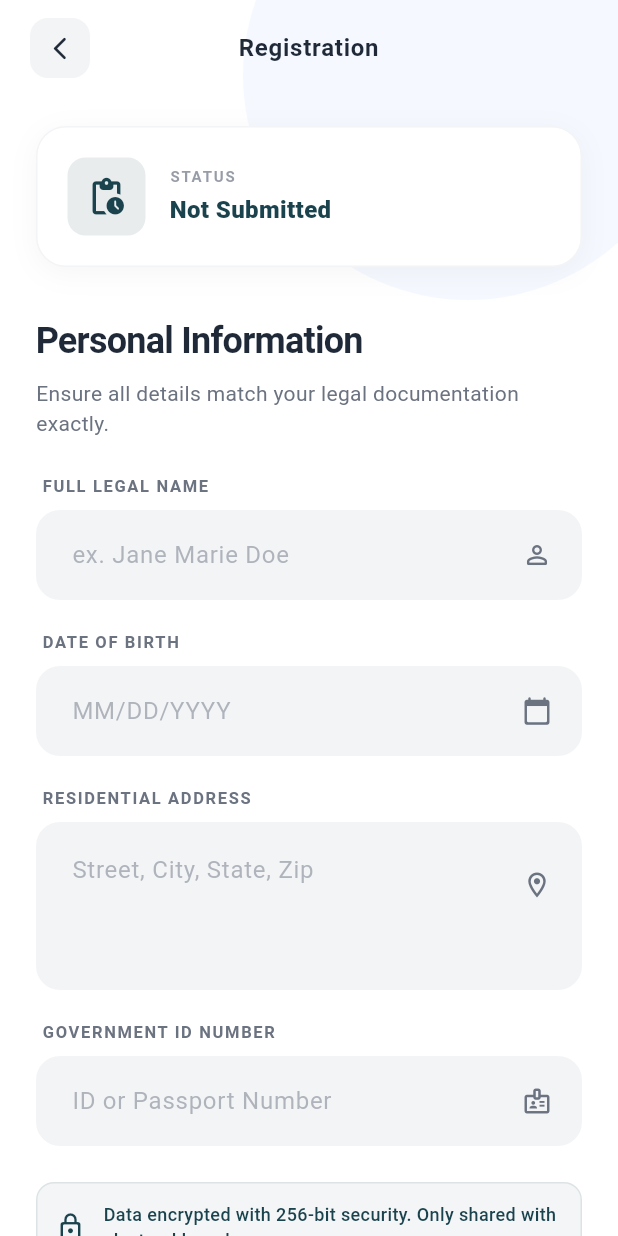
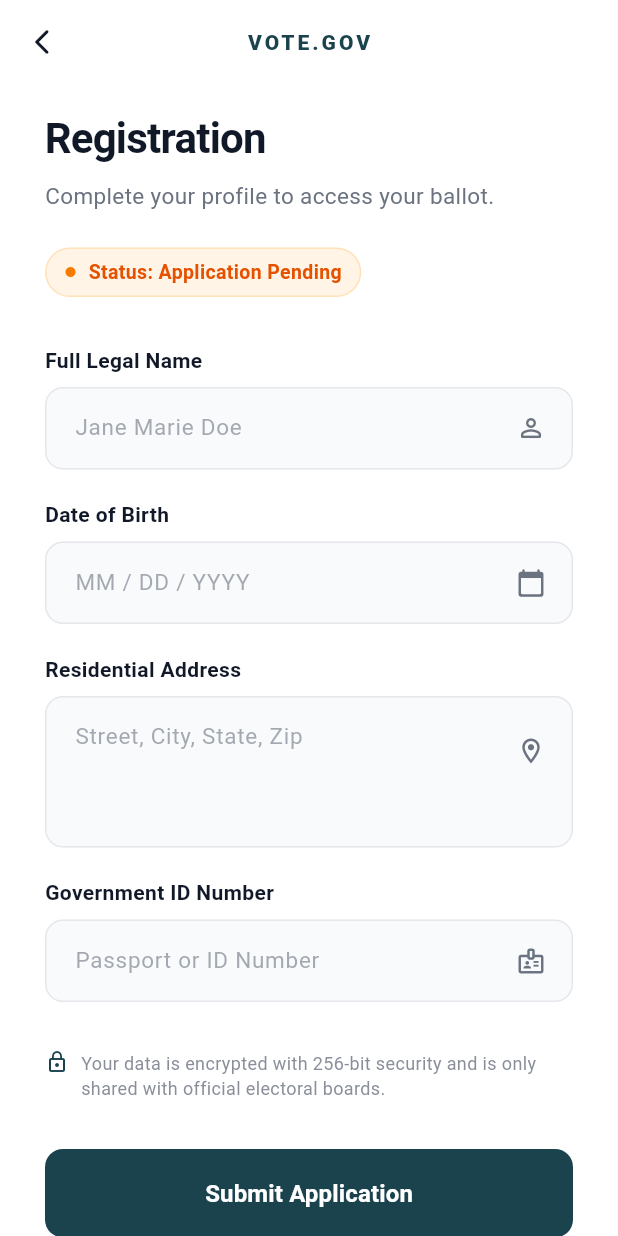
Before and after one commit to Votum-SecurVote/Votum-admin, a Flutter app: the VoterRegistrationScreen screen opened by its route, on a phone screen of 412 x 824 dp. Run offline on Flutter 3.47's test engine with Material 3 defaults, Android fonts, the phone set to English and light mode, and no system bars; Roboto replaces fonts that are missing (PublicSans).

Commit message:
reg page changes

```diff
--- a/securevote/lib/voter_registration_screen.dart
+++ b/securevote/lib/voter_registration_screen.dart
@@ -9,13 +9,14 @@ class VoterRegistrationScreen extends StatefulWidget {
 }
 
 class _VoterRegistrationScreenState extends State<VoterRegistrationScreen> {
-  // Shared Palette (From Login Screen)
-  static const Color brandPrimary = Color(0xFF1A434E); // Deep Slate Teal
-  static const Color accentBlue = Color(0xFF3B82F6); // Trust Blue
+  // Shared Palette (Consistent with Login)
+  static const Color brandPrimary = Color(0xFF1A434E);
+  static const Color accentBlue = Color(0xFF3B82F6);
   static const Color bgCanvas = Color(0xFFFFFFFF);
-  static const Color textMain = Color(0xFF1F2937);
+  static const Color textMain = Color(0xFF111827);
   static const Color textSecondary = Color(0xFF6B7280);
-  static const Color inputFill = Color(0xFFF3F4F6);
+  static const Color inputFill = Color(0xFFF9FAFB);
+  static const Color inputBorder = Color(0xFFE5E7EB);
 
   final TextEditingController nameController = TextEditingController();
   final TextEditingController dobController = TextEditingController();
@@ -26,47 +27,39 @@ class _VoterRegistrationScreenState extends State<VoterRegistrationScreen> {
   Widget build(BuildContext context) {
     return Scaffold(
       backgroundColor: bgCanvas,
-      body: Stack(
-        children: [
-          // 1. Background Decoration (Consistent with Login)
-          Positioned(
-            top: -100,
-            right: -50,
-            child: CircleAvatar(
-              radius: 150,
-              backgroundColor: accentBlue.withOpacity(0.05),
+      appBar: AppBar(
+        backgroundColor: Colors.transparent,
+        elevation: 0,
+        leading: IconButton(
+          icon: const Icon(Icons.arrow_back_ios_new_rounded, size: 20),
+          color: textMain,
+          onPressed: () => Navigator.pop(context),
+        ),
+        centerTitle: true,
+        title: const Text(
+          "VOTE.GOV",
+          style: TextStyle(
+            color: brandPrimary,
+            fontSize: 14,
+            fontWeight: FontWeight.w800,
+            letterSpacing: 2.0,
           ),
         ),
-
-          SafeArea(
-            child: Center(
-              // 2. Responsive Constraint
+      ),
+      body: Center(
         child: ConstrainedBox(
-                constraints: const BoxConstraints(maxWidth: 420),
-                child: Column(
-                  children: [
-                    // 3. Custom App Bar
-                    _buildAppBar(context),
-
-                    Expanded(
+          constraints: const BoxConstraints(maxWidth: 400),
           child: SingleChildScrollView(
-                        padding: const EdgeInsets.symmetric(horizontal: 24),
+            padding: const EdgeInsets.symmetric(horizontal: 24, vertical: 16),
             physics: const BouncingScrollPhysics(),
             child: Column(
               crossAxisAlignment: CrossAxisAlignment.start,
               children: [
-                            const SizedBox(height: 20),
-
-                            // 4. Status Card
-                            _buildStatusCard(),
-
-                            const SizedBox(height: 32),
-
-                            // 5. Section Header
+                // 1. Title Section
                 const Text(
-                              'Personal Information',
+                  'Registration',
                   style: TextStyle(
-                                fontSize: 24,
+                    fontSize: 28,
                     fontWeight: FontWeight.bold,
                     color: textMain,
                     letterSpacing: -0.5,
@@ -74,81 +67,34 @@ class _VoterRegistrationScreenState extends State<VoterRegistrationScreen> {
                 ),
                 const SizedBox(height: 8),
                 const Text(
-                              'Ensure all details match your legal documentation exactly.',
-                              style: TextStyle(
-                                fontSize: 14,
-                                color: textSecondary,
-                                height: 1.4,
-                              ),
+                  'Complete your profile to access your ballot.',
+                  style: TextStyle(fontSize: 15, color: textSecondary),
                 ),
 
                 const SizedBox(height: 24),
 
-                            // 6. Form Fields
-                            _buildModernField(
-                              label: 'Full Legal Name',
-                              controller: nameController,
-                              hint: 'ex. Jane Marie Doe',
-                              icon: Icons.person_outline_rounded,
+                // 2. Status Badge (Clean Pill Style)
+                Container(
+                  padding: const EdgeInsets.symmetric(
+                    horizontal: 12,
+                    vertical: 6,
                   ),
-
-                            const SizedBox(height: 20),
-
-                            _buildModernField(
-                              label: 'Date of Birth',
-                              controller: dobController,
-                              hint: 'MM/DD/YYYY',
-                              icon: Icons.calendar_today_rounded,
-                              isDate: true,
-                            ),
-
-                            const SizedBox(height: 20),
-
-                            _buildModernField(
-                              label: 'Residential Address',
-                              controller: addressController,
-                              hint: 'Street, City, State, Zip',
-                              icon: Icons.location_on_outlined,
-                              maxLines: 3,
-                            ),
-
-                            const SizedBox(height: 20),
-
-                            _buildModernField(
-                              label: 'Government ID Number',
-                              controller: govIdController,
-                              hint: 'ID or Passport Number',
-                              icon: Icons.badge_outlined,
-                            ),
-
-                            const SizedBox(height: 24),
-
-                            // 7. Security Badge
-                            Container(
-                              padding: const EdgeInsets.all(12),
                   decoration: BoxDecoration(
-                                color: brandPrimary.withOpacity(0.05),
-                                borderRadius: BorderRadius.circular(12),
-                                border: Border.all(
-                                  color: brandPrimary.withOpacity(0.1),
-                                ),
+                    color: Colors.orange.withOpacity(0.1),
+                    borderRadius: BorderRadius.circular(20),
+                    border: Border.all(color: Colors.orange.withOpacity(0.2)),
                   ),
                   child: Row(
+                    mainAxisSize: MainAxisSize.min,
                     children: [
-                                  const Icon(
-                                    Icons.lock_outline_rounded,
-                                    color: brandPrimary,
-                                    size: 20,
-                                  ),
-                                  const SizedBox(width: 12),
-                                  const Expanded(
-                                    child: Text(
-                                      'Data encrypted with 256-bit security. Only shared with electoral boards.',
+                      Icon(Icons.circle, size: 8, color: Colors.orange[700]),
+                      const SizedBox(width: 8),
+                      Text(
+                        "Status: Application Pending",
                         style: TextStyle(
-                                        fontSize: 12,
-                                        color: brandPrimary,
-                                        fontWeight: FontWeight.w500,
-                                      ),
+                          fontSize: 13,
+                          fontWeight: FontWeight.w600,
+                          color: Colors.orange[900],
                         ),
                       ),
                     ],
@@ -157,18 +103,81 @@ class _VoterRegistrationScreenState extends State<VoterRegistrationScreen> {
 
                 const SizedBox(height: 32),
 
-                            // 8. Submit Button
+                // 3. Form Fields
+                _buildSimpleField(
+                  controller: nameController,
+                  label: 'Full Legal Name',
+                  hint: 'Jane Marie Doe',
+                  icon: Icons.person_outline_rounded,
+                ),
+
+                const SizedBox(height: 20),
+
+                _buildSimpleField(
+                  controller: dobController,
+                  label: 'Date of Birth',
+                  hint: 'MM / DD / YYYY',
+                  icon: Icons.calendar_today_rounded,
+                ),
+
+                const SizedBox(height: 20),
+
+                _buildSimpleField(
+                  controller: addressController,
+                  label: 'Residential Address',
+                  hint: 'Street, City, State, Zip',
+                  icon: Icons.location_on_outlined,
+                  maxLines: 3,
+                ),
+
+                const SizedBox(height: 20),
+
+                _buildSimpleField(
+                  controller: govIdController,
+                  label: 'Government ID Number',
+                  hint: 'Passport or ID Number',
+                  icon: Icons.badge_outlined,
+                ),
+
+                const SizedBox(height: 32),
+
+                // 4. Security Note
+                Row(
+                  crossAxisAlignment: CrossAxisAlignment.start,
+                  children: [
+                    const Icon(
+                      Icons.lock_outline,
+                      size: 16,
+                      color: brandPrimary,
+                    ),
+                    const SizedBox(width: 8),
+                    Expanded(
+                      child: Text(
+                        'Your data is encrypted with 256-bit security and is only shared with official electoral boards.',
+                        style: TextStyle(
+                          fontSize: 12,
+                          color: textSecondary.withOpacity(0.8),
+                          height: 1.4,
+                        ),
+                      ),
+                    ),
+                  ],
+                ),
+
+                const SizedBox(height: 32),
+
+                // 5. Submit Button
                 SizedBox(
                   width: double.infinity,
-                              height: 56,
                   child: ElevatedButton(
                     onPressed: () {},
                     style: ElevatedButton.styleFrom(
                       backgroundColor: brandPrimary,
                       foregroundColor: Colors.white,
                       elevation: 0,
+                      padding: const EdgeInsets.symmetric(vertical: 18),
                       shape: RoundedRectangleBorder(
-                                    borderRadius: BorderRadius.circular(16),
+                        borderRadius: BorderRadius.circular(12),
                       ),
                     ),
                     child: const Text(
@@ -183,179 +192,77 @@ class _VoterRegistrationScreenState extends State<VoterRegistrationScreen> {
 
                 const SizedBox(height: 16),
 
+                // 6. Secondary Link
                 Center(
                   child: TextButton(
                     onPressed: () {},
                     child: const Text(
                       "View Requirements",
-                                  style: TextStyle(color: textSecondary),
+                      style: TextStyle(
+                        color: textSecondary,
+                        fontWeight: FontWeight.w500,
+                      ),
                     ),
                   ),
                 ),
 
-                            const SizedBox(height: 40),
-                          ],
-                        ),
-                      ),
-                    ),
+                const SizedBox(height: 24),
               ],
             ),
           ),
         ),
       ),
-        ],
-      ),
     );
   }
 
-  Widget _buildAppBar(BuildContext context) {
-    return Padding(
-      padding: const EdgeInsets.fromLTRB(16, 8, 16, 8),
-      child: Row(
-        children: [
-          IconButton(
-            onPressed: () => Navigator.pop(context),
-            style: IconButton.styleFrom(
-              backgroundColor: inputFill,
-              shape: RoundedRectangleBorder(
-                borderRadius: BorderRadius.circular(12),
-              ),
-            ),
-            icon: const Icon(
-              Icons.arrow_back_ios_new_rounded,
-              size: 18,
-              color: textMain,
-            ),
-          ),
-          const Expanded(
-            child: Text(
-              'Registration',
-              textAlign: TextAlign.center,
-              style: TextStyle(
-                fontWeight: FontWeight.bold,
-                fontSize: 16,
-                color: textMain,
-                letterSpacing: 0.5,
-              ),
-            ),
-          ),
-          const SizedBox(width: 48), // Balance the back button space
-        ],
-      ),
-    );
-  }
-
-  Widget _buildStatusCard() {
-    return Container(
-      padding: const EdgeInsets.all(20),
-      decoration: BoxDecoration(
-        color: Colors.white,
-        borderRadius: BorderRadius.circular(20),
-        boxShadow: [
-          BoxShadow(
-            color: Colors.black.withOpacity(0.04),
-            blurRadius: 16,
-            offset: const Offset(0, 4),
-          ),
-        ],
-        border: Border.all(color: inputFill),
-      ),
-      child: Row(
-        children: [
-          Container(
-            padding: const EdgeInsets.all(12),
-            decoration: BoxDecoration(
-              color: brandPrimary.withOpacity(0.1),
-              borderRadius: BorderRadius.circular(12),
-            ),
-            child: const Icon(
-              Icons.pending_actions_rounded,
-              color: brandPrimary,
-              size: 28,
-            ),
-          ),
-          const SizedBox(width: 16),
-          Expanded(
-            child: Column(
-              crossAxisAlignment: CrossAxisAlignment.start,
-              children: [
-                Text(
-                  'STATUS',
-                  style: TextStyle(
-                    fontSize: 10,
-                    fontWeight: FontWeight.bold,
-                    color: textSecondary.withOpacity(0.7),
-                    letterSpacing: 1.2,
-                  ),
-                ),
-                const SizedBox(height: 4),
-                const Text(
-                  'Not Submitted',
-                  style: TextStyle(
-                    fontSize: 16,
-                    fontWeight: FontWeight.w800,
-                    color: brandPrimary,
-                  ),
-                ),
-              ],
-            ),
-          ),
-        ],
-      ),
-    );
-  }
-
-  Widget _buildModernField({
+  Widget _buildSimpleField({
+    required TextEditingController controller,
     required String label,
-    required TextEditingController controller,
     required String hint,
     required IconData icon,
     int maxLines = 1,
-    bool isDate = false,
   }) {
     return Column(
       crossAxisAlignment: CrossAxisAlignment.start,
       children: [
-        Padding(
-          padding: const EdgeInsets.only(left: 4, bottom: 8),
-          child: Text(
-            label.toUpperCase(),
+        Text(
+          label,
           style: const TextStyle(
-              fontSize: 11,
-              fontWeight: FontWeight.bold,
-              color: textSecondary,
-              letterSpacing: 1.1,
+            fontSize: 14,
+            fontWeight: FontWeight.w600,
+            color: textMain,
           ),
         ),
-        ),
+        const SizedBox(height: 8),
         TextField(
           controller: controller,
           maxLines: maxLines,
-          keyboardType: isDate ? TextInputType.datetime : TextInputType.text,
+          style: const TextStyle(fontSize: 15, color: textMain),
           decoration: InputDecoration(
             filled: true,
             fillColor: inputFill,
             hintText: hint,
-            hintStyle: TextStyle(color: textSecondary.withOpacity(0.5)),
+            hintStyle: TextStyle(color: textSecondary.withOpacity(0.6)),
+            contentPadding: const EdgeInsets.symmetric(
+              horizontal: 16,
+              vertical: 16,
+            ),
             suffixIcon: Padding(
               padding: EdgeInsets.only(
-                right: 12,
+                right: 8,
+                // Align icon to top if multiline
                 top: maxLines > 1 ? 12 : 0,
                 bottom: maxLines > 1 ? 40 : 0,
               ),
               child: Icon(icon, size: 20, color: textSecondary),
             ),
-            border: OutlineInputBorder(
-              borderRadius: BorderRadius.circular(16),
-              borderSide: BorderSide.none,
+            enabledBorder: OutlineInputBorder(
+              borderRadius: BorderRadius.circular(12),
+              borderSide: const BorderSide(color: inputBorder),
             ),
             focusedBorder: OutlineInputBorder(
-              borderRadius: BorderRadius.circular(16),
-              borderSide: const BorderSide(color: brandPrimary, width: 2),
-            ),
-            contentPadding: EdgeInsets.symmetric(
-              horizontal: 20,
-              vertical: maxLines > 1 ? 20 : 18,
+              borderRadius: BorderRadius.circular(12),
+              borderSide: const BorderSide(color: brandPrimary, width: 1.5),
             ),
           ),
         ),
```
Lines whose indentation alone changed are shown as unchanged.
